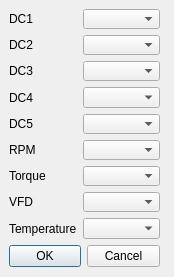
The window that ui/settings.ui (Guru-98/Dyno) describes before a commit, drawn with Qt 5.
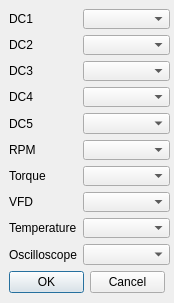
The same window after the commit.

Patch:
```diff
--- a/ui/settings.ui
+++ b/ui/settings.ui
@@ -7,7 +7,7 @@
     <x>0</x>
     <y>0</y>
     <width>174</width>
-    <height>277</height>
+    <height>303</height>
    </rect>
   </property>
   <property name="minimumSize">
@@ -16,12 +16,6 @@
     <height>277</height>
    </size>
   </property>
-  <property name="maximumSize">
-   <size>
-    <width>174</width>
-    <height>277</height>
-   </size>
-  </property>
   <property name="windowTitle">
    <string>Settings</string>
   </property>
@@ -29,8 +23,8 @@
    <property name="geometry">
     <rect>
      <x>9</x>
-     <y>245</y>
-     <width>151</width>
+     <y>271</y>
+     <width>156</width>
      <height>23</height>
     </rect>
    </property>
@@ -46,8 +40,8 @@
     <rect>
      <x>9</x>
      <y>9</y>
-     <width>151</width>
-     <height>230</height>
+     <width>161</width>
+     <height>256</height>
     </rect>
    </property>
    <layout class="QFormLayout" name="settingsList">
@@ -144,6 +138,16 @@
     <item row="8" column="1">
      <widget class="QComboBox" name="temperatureComboBox"/>
     </item>
+    <item row="9" column="0">
+     <widget class="QLabel" name="OSCLabel">
+      <property name="text">
+       <string>Oscilloscope</string>
+      </property>
+     </widget>
+    </item>
+    <item row="9" column="1">
+     <widget class="QComboBox" name="OSCComboBox"/>
+    </item>
    </layout>
   </widget>
  </widget>
```
